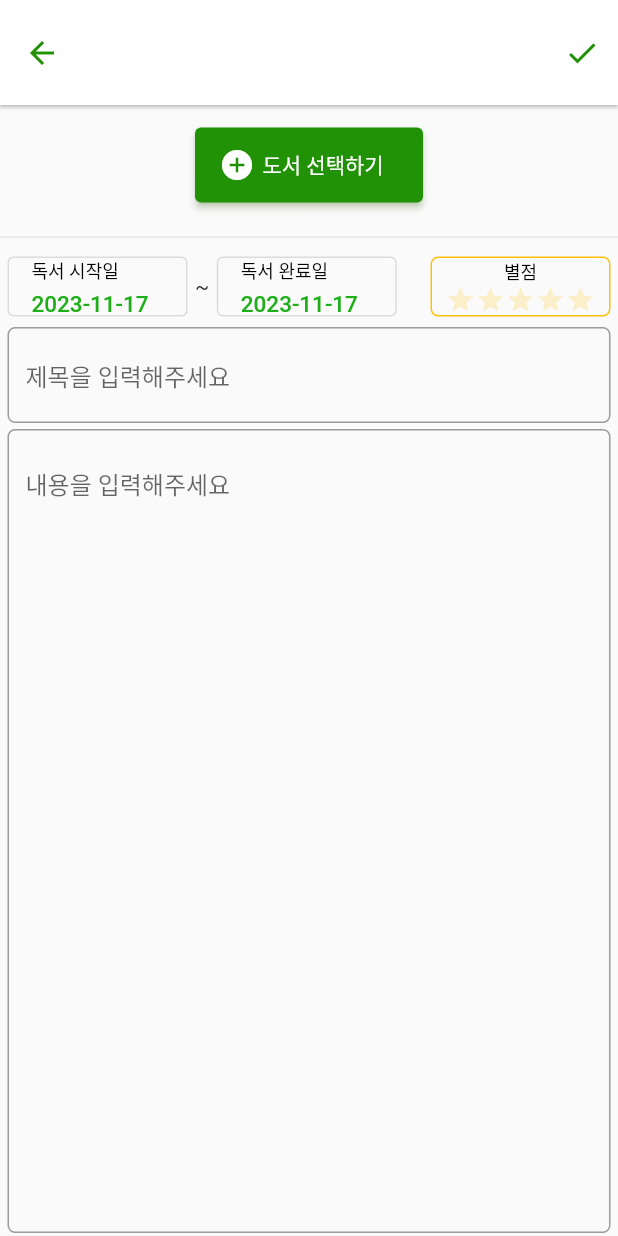
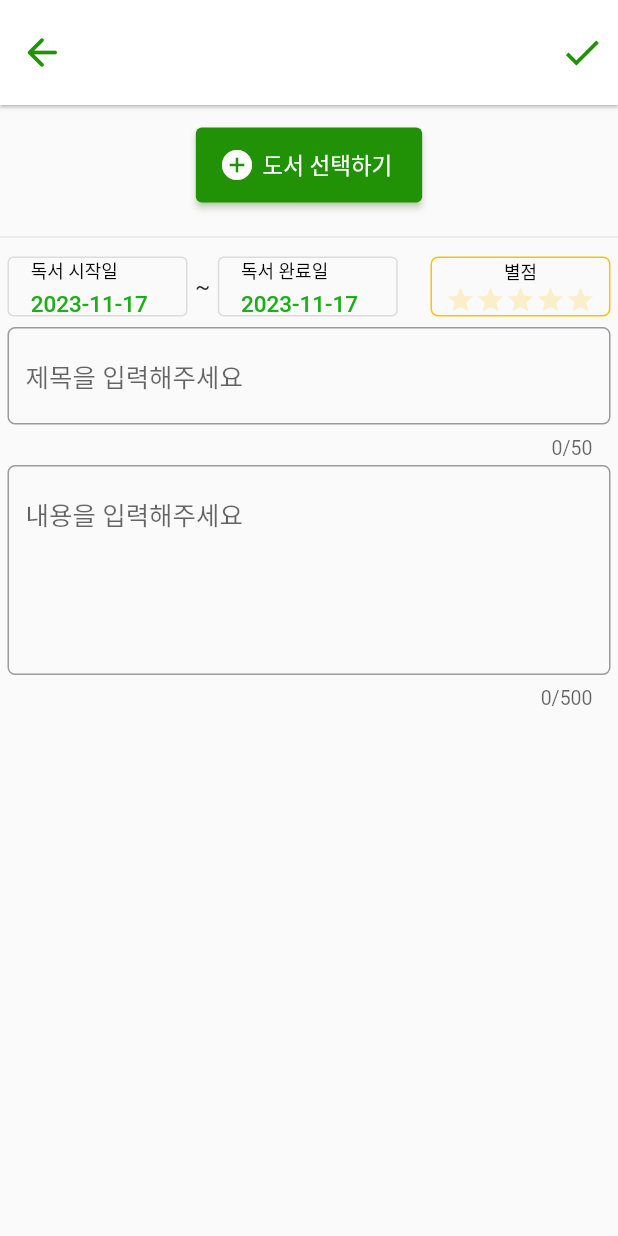
Before and after one commit to ChoiHyungwuk/Book_Diary, a Flutter app: the screen it shows after launch, after a tap on the "add box" icon, on a phone screen of 412 x 824 dp. Run offline on Flutter 3.47's test engine with Material 2 defaults, Android fonts, the phone set to English and light mode, and no system bars; drawn by our look-alikes of flutter_rating_bar; our stand-ins replace calendar_date_picker2, dio, fluttertoast, shared_preferences, webview_flutter; network calls fail.

Commit message:
[Update] modify report view page
독후감 상세 페이지 수정 및 willpopscope -> popscope 대응

```diff
--- a/lib/main.dart
+++ b/lib/main.dart
@@ -35,7 +35,7 @@ class MyApp extends StatelessWidget {
       ],
       supportedLocales: [
         Locale('ko', ''),
-        Locale('en', ''),
+        // Locale('en', ''),
       ],
       home: HomePage(),
     );
--- a/lib/pages/book_report_edit_page.dart
+++ b/lib/pages/book_report_edit_page.dart
@@ -69,16 +69,13 @@ class _BookReportEditPageState extends State<BookReportEditPage> {
     BookService bookService = context.read<BookService>();
     BookReport bookReport = bookService.bookReportList[widget.index];
 
-    return WillPopScope(
-      onWillPop: () {
-        return Future(
-          () async {
-            if (await show(context, bookReportBackPressed)) {
-              backPressed(bookService);
-            }
-            return false;
-          },
-        );
+    return PopScope(
+      canPop: false,
+      onPopInvoked: (bool didPop) async {
+        if (didPop == true &&
+            await showAlertDialog(context, bookReportBackPressed)) {
+          backPressed(bookService);
+        }
       },
       child: SafeArea(
         child: GestureDetector(
@@ -94,14 +91,15 @@ class _BookReportEditPageState extends State<BookReportEditPage> {
               elevation: 1,
               leading: IconButton(
                 onPressed: () async {
-                  if (await show(context, bookReportBackPressed)) {
+                  if (await showAlertDialog(context, bookReportBackPressed)) {
                     backPressed(bookService);
                   }
                 },
                 tooltip: backPress,
                 icon: Icon(
-                  Icons.arrow_back_sharp,
+                  Icons.arrow_back_rounded,
                   color: appBasicColor,
+                  size: iconBasicSize30,
                 ),
               ),
               actions: [
@@ -131,6 +129,7 @@ class _BookReportEditPageState extends State<BookReportEditPage> {
                   icon: Icon(
                     Icons.done,
                     color: appBasicColor,
+                    size: iconBasicSize30,
                   ),
                 )
               ],
@@ -211,6 +210,7 @@ class _BookReportEditPageState extends State<BookReportEditPage> {
                             alignment: Alignment.centerLeft,
                             child: Text(
                               startDate[0].toString().substring(0, 10),
+                              maxLines: 1,
                               style: textStyleFocus15,
                             ),
                           ),
@@ -243,6 +243,7 @@ class _BookReportEditPageState extends State<BookReportEditPage> {
                             alignment: Alignment.centerLeft,
                             child: Text(
                               endDate[0].toString().substring(0, 10),
+                              maxLines: 1,
                               style: textStyleFocus15,
                             ),
                           ),
@@ -296,6 +297,8 @@ class _BookReportEditPageState extends State<BookReportEditPage> {
                   padding: EdgeInsets.symmetric(vertical: 2, horizontal: 5),
                   child: TextField(
                     textInputAction: TextInputAction.done,
+                    maxLines: 1,
+                    maxLength: 50,
                     decoration: InputDecoration(
                       hintText: insertReportTitle,
                       border: OutlineInputBorder(
@@ -321,9 +324,10 @@ class _BookReportEditPageState extends State<BookReportEditPage> {
                           border: OutlineInputBorder(
                               borderRadius:
                                   BorderRadius.all(Radius.circular(5)))),
+                      textInputAction: TextInputAction.done,
+                      minLines: 5,
                       maxLines: null,
-                      expands: true,
-                      textInputAction: TextInputAction.done,
+                      maxLength: 500,
                       keyboardType: TextInputType.multiline,
                       onChanged: (value) {
                         reportContent = value;
--- a/lib/pages/book_report_page.dart
+++ b/lib/pages/book_report_page.dart
@@ -147,7 +147,11 @@ class _BookReportPage extends State<BookReportPage> {
             },
             backgroundColor: appBasicColor,
             splashColor: overlayColor,
-            child: Icon(Icons.add_box_outlined),
+            tooltip: addReport,
+            child: Icon(
+              Icons.add_box_outlined,
+              size: iconBasicSize30,
+            ),
           ),
         );
       },
--- a/lib/res/strings.dart
+++ b/lib/res/strings.dart
@@ -9,6 +9,9 @@ String backPress = "뒤로가기";
 String select = "선택";
 String cancel = "취소";
 String ok = "확인";
+String modify = "수정";
+String delete = "삭제";
+String editDay = "작성일";
 
 //book Report Page Use
 String addReport = "새 독후감";
@@ -23,6 +26,7 @@ String bookReportAlbumView = "앨범형 보기";
 String bookReportBackPressed = "저장되지 않은 정보는 삭제됩니다.\n정말 뒤로 가시겠습니까?";
 String bookReportSave = "저장";
 String bookReportMissingElement = "입력하지 않은 값이 있습니다";
+String bookReportDelete = "삭제하시겠습니까?";
 
 String bookReadStartDate = "독서 시작일";
 String bookReadEndDate = "독서 완료일";
--- a/lib/widget/dialog/dialog.dart
+++ b/lib/widget/dialog/dialog.dart
@@ -2,7 +2,7 @@ import 'package:flutter/material.dart';
 import 'package:flutter_project_book_search/res/strings.dart';
 import 'package:flutter_project_book_search/res/style.dart';
 
-Future<bool> show(BuildContext context, String title) async {
+Future<bool> showAlertDialog(BuildContext context, String title) async {
   bool choice = false;
   await showDialog(
     context: context,
```
Also changed, not shown: lib/pages/book_report_view_page.dart (+98 -8 lines), lib/pages/book_search.dart (+28 -6 lines), lib/widget/tile/book_tile.dart (+6 -8 lines), 1 other file.
